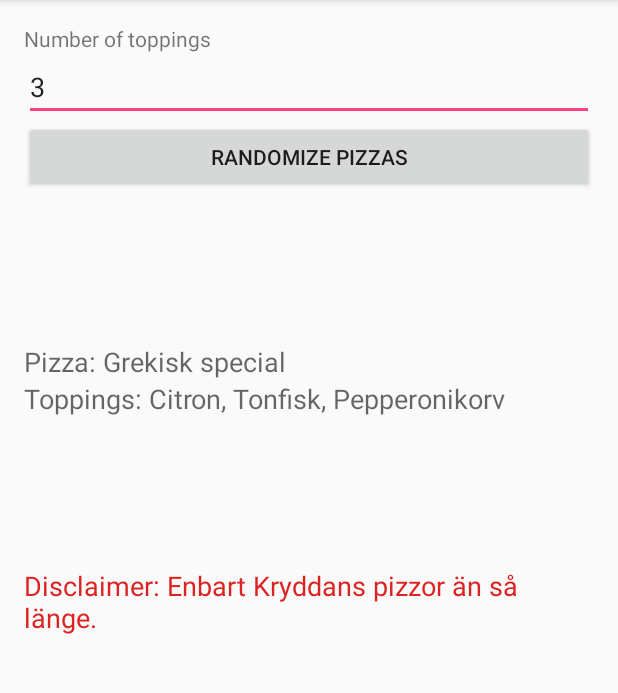
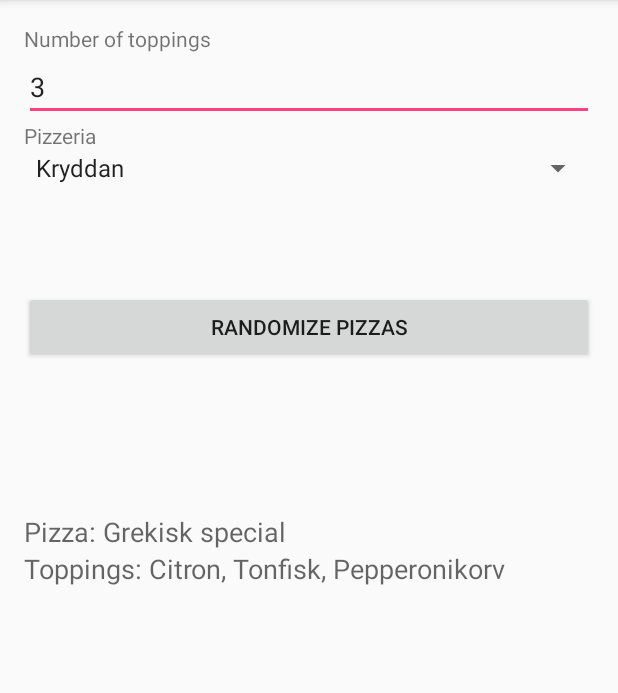
Before and after one commit to fbontin/PizzaRoulette, an Android app: the screen it shows after launch (MainActivity), after a tap on "RANDOMIZE PIZZAS", on a phone screen of 412 x 824 dp, the part 84-777 px from its top. Run offline under Robolectric (Android 15) with nearby library versions, the phone set to English and light mode, and no system bars.

Commit message:
Add multiple pizzerias functionality.

```diff
--- a/app/src/main/java/com/example/filip/pizzaroulette/MainActivity.java
+++ b/app/src/main/java/com/example/filip/pizzaroulette/MainActivity.java
@@ -5,6 +5,7 @@ import android.os.Bundle;
 import android.util.Log;
 import android.view.View;
 import android.widget.EditText;
+import android.widget.Spinner;
 import android.widget.TextView;
 import android.widget.Toast;
 
@@ -15,8 +16,26 @@ import java.util.Random;
 
 public class MainActivity extends AppCompatActivity {
 
-    private static final String KRYDDAN_PIZZAS = "Margherita, Vesuvio, Funghi, Pescatore, Calzone (inbakad), Hawaii, Capricciosa, Tomaso, Bolognese, Marinara, Milano, Pepparoni, Salami, Mamma mia, Africana, Indy, Princess, Barbone, Capris, Smålandsnation, Reale, Ciao Ciao (familjepizza), Kycklingpizza, Salami special, Fyra ostar, Calzone special (inbakad), Calzone kebab (inbakad), Azteka, La maffia, Quattro stagioni, Charlies special, Siciliana, Vegetariana, Cosa nostra, Kebabpizza, Bacon special, Acapulco, Legend, Mexicana, Dallas, Gorgonzola, Kebabpizza special, Husets special, Toronto special, Kryddans special, Grekisk special, Favoriten, Onlinepizza special, Lund special";
-    private static final String KRYDDAN_TOPPINGS = "Ananas, Bacon, Banan, Bearnaisesås, Bearnaisesås I burk, Cayennepeppar, Champinjoner (färska), Citron, Curry, Falafel, Feferoni, Fårost, Gorgonzolaost, Goudaost, Gurka, Hamburgerdressing, Hamburgerdressing I burk, Isbergssallad, Jalapeños, Jordnötter, Kapris, Kebabkött (nötkött), Kebabsås blandad, Kebabsås blandad I burk, Kebabsås mild, Kebabsås mild I burk, Kebabsås stark, Kebabsås stark I burk, Kronärtskocka, Kyckling, Köttfärs, Köttfärssås, Lök, Mozzarellaost, Musslor, Oliver, Ost, Oxfilé, Paprika (färsk), Pepperonikorv, Pommes frites, Räkor, Salami, Sardeller, Skinka, Sparris, Svartpeppar, Tacokryddmix, Tomater (färska), Tomatsås, Tonfisk, Tzatzikisås, Tzatzikisås I burk, Vitlök (färsk), Vitlökssås, Vitlökssås I burk, Ägg";
+    private static final String[] PIZZERIAS = {"Kryddan", "Gunnesbo"};
+
+    private static final String[] PIZZAS = {"Margherita, Vesuvio, Funghi, Pescatore, Calzone (inbakad), Hawaii, Capricciosa, Tomaso, Bolognese, Marinara, Milano, Pepparoni," +
+            " Salami, Mamma mia, Africana, Indy, Princess, Barbone, Capris, Smålandsnation, Reale, Ciao Ciao (familjepizza), Kycklingpizza, Salami special, Fyra ostar, Calzone special (inbakad), " +
+            "Calzone kebab (inbakad), Azteka, La maffia, Quattro stagioni, Charlies special, Siciliana, Vegetariana, Cosa nostra, Kebabpizza, Bacon special, Acapulco, Legend, Mexicana, Dallas, Gorgonzola, " +
+            "Kebabpizza special, Husets special, Toronto special, Kryddans special, Grekisk special, Favoriten, Onlinepizza special, Lund special",
+            "Margherita, Vesuvio, Fungi, Pescatore, Calzone (inbakad), Hawaii, Capricciosa, Tomaso, Cacciatore, Bolognese, Vegetale, Afrikano, Bombay, Napoli, Marinara, Rimini, Milano, Azteka, Greta, Gorgonzola," +
+                    " Kebab, Kyckling, Kung calzone (inbakad), Spinaci, Bon appétit, Mozart, Salami special, Quattro, Mexikana, Siciliana, Chicago, Kebab special, Gunnesbo special, Gunnesbo special 2, Gyrospizza, " +
+                    "Gyrospizza special, Mamma mia, Frotti, Prinsessan, Specialpizzor, Kanon, Viking, Lunda special, Eldorado, Zlatans special 1, Zlatans special 2"};
+
+    private static final String[] TOPPINGS = {"Ananas, Bacon, Banan, Bearnaisesås, Bearnaisesås I burk, Cayennepeppar, Champinjoner (färska), Citron, Curry, Falafel, Feferoni, Fårost, Gorgonzolaost, Goudaost, Gurka, " +
+            "Hamburgerdressing, Hamburgerdressing I burk, Isbergssallad, Jalapeños, Jordnötter, Kapris, Kebabkött (nötkött), Kebabsås blandad, Kebabsås blandad I burk, Kebabsås mild, Kebabsås mild I burk, Kebabsås stark, " +
+            "Kebabsås stark I burk, Kronärtskocka, Kyckling, Köttfärs, Köttfärssås, Lök, Mozzarellaost, Musslor, Oliver, Ost, Oxfilé, Paprika (färsk), Pepperonikorv, Pommes frites, Räkor, Salami, Sardeller, Skinka, " +
+                    "Sparris, Svartpeppar, Tacokryddmix, Tomater (färska), Tomatsås, Tonfisk, Tzatzikisås, Tzatzikisås I burk, Vitlök (färsk), Vitlökssås, Vitlökssås I burk, Ägg",
+                    "Ananas, Aubergine, Bacon, Banan, Bearnaisesås, Bearnaisesås I burk, Champinjoner (färska), Curry, Feferoni  , Fetaost, Gorgonzolaost, Gurka, Hamburgerdressing, Hamburgerdressing I burk, Isbergssallad, " +
+                            "Jalapeños, Jordnötter, Kapris, Kebabkött (fläskkarré), Kebabkött (nötkött), Kebabsås blandad, Kebabsås blandad I burk, Kebabsås mild, Kebabsås mild I burk, Kebabsås stark, Kebabsås stark I burk, " +
+                            "Kronärtskocka, Kyckling, Körsbärstomater, Köttfärs, Lök, Majs, Mozzarellaost, Musslor, Nachochips, Nötfärs, Oliver, Ost, Oxfilé, Paprika, Paprika (färsk), Parmaskinka, Parmesanost, Pesto, " +
+                            "Purjolök, Ruccolasallad, Räkor, Rödlök, Salami, Sardeller, Skinka, Skinka (lufttorkad), Spenat, Svartpeppar, Tacokryddmix, Tigerräkor, Tomater (färska), Tomater (soltorkade), Tomatsås, Tonfisk, " +
+                            "Vitlök (färsk), Vitlökssås, Vitlökssås I burk, Ägg"};
+
 
     private List pizzas;
     private List toppings;
@@ -27,24 +46,26 @@ public class MainActivity extends AppCompatActivity {
         super.onCreate(savedInstanceState);
         setContentView(R.layout.activity_main);
 
-        pizzas = parseText(KRYDDAN_PIZZAS);
-        toppings = parseText(KRYDDAN_TOPPINGS);
-
+        pizzas = parseText(PIZZAS[0]);
+        toppings = parseText(TOPPINGS[0]);
     }
 
 
     public void onClick(View view) {
         EditText editText = (EditText) findViewById(R.id.editText);
         String nbr = editText.getText().toString();
-        if(nbr.equals("")){
+        if (nbr.equals("")) {
             Toast.makeText(this, "Don't leave it empty you STUPID HORSECUNT!", Toast.LENGTH_LONG).show();
             return;
         }
         nbrOfToppings = Integer.parseInt(nbr);
-        if(nbrOfToppings > 5) {
+        if (nbrOfToppings > 5) {
             Toast.makeText(this, "Too much toppings, you will get fat.", Toast.LENGTH_LONG).show();
             return;
         }
+
+        getPizzasAndToppings(pizzas, toppings);
+
         String chosenPizza = randomize(pizzas, 1);
         String chosenToppings = randomize(toppings, nbrOfToppings);
 
@@ -52,26 +73,36 @@ public class MainActivity extends AppCompatActivity {
         pizzatv.setText("Pizza: " + chosenPizza);
         TextView toppingstv = (TextView) findViewById(R.id.toppingsTextView);
         toppingstv.setText("Toppings: " + chosenToppings);
+    }
 
+    private void getPizzasAndToppings(List pizzas, List toppings) {
+        Spinner spinner = (Spinner) findViewById(R.id.pizzerias);
+        String pizzeria = spinner.getSelectedItem().toString();
+
+        for (int i = 0; i < PIZZERIAS.length; i++) {
+            if(pizzeria.equals(PIZZERIAS[i])){
+                pizzas = parseText(PIZZAS[i]);
+                toppings = parseText(TOPPINGS[i]);
+            }
+        }
     }
 
     private List parseText(String text) {
-        //ArrayList<String> pizzas = (ArrayList) Arrays.asList(UNPARSED_PIZZAS.split("\\s*,\\s*"));
         List list = Arrays.asList(text.split(", "));
-        for(int i = 0; i < 5; i++){
-            Log.d("a",i + ": " + list.get(i));
+        for (int i = 0; i < 5; i++) {
+            Log.d("a", i + ": " + list.get(i));
         }
         return list;
     }
 
-    private String randomize(List list, int n){
+    private String randomize(List list, int n) {
         String result = "";
         Random random = new Random();
 
-        for(int i = 0; i < n; i++){
+        for (int i = 0; i < n; i++) {
             int index = random.nextInt(list.size());
             result += list.get(index);
-            if(i < n - 1){
+            if (i < n - 1) {
                 result += ", ";
             }
         }
--- a/app/src/main/res/layout/activity_main.xml
+++ b/app/src/main/res/layout/activity_main.xml
@@ -24,13 +24,27 @@
         android:layout_gravity="center_horizontal"
         android:text="3"/>
 
+    <TextView
+        android:layout_width="wrap_content"
+        android:layout_height="wrap_content"
+        android:textAppearance="?android:attr/textAppearanceSmall"
+        android:text="Pizzeria"
+        android:id="@+id/textView2" />
+
+    <Spinner
+        android:layout_width="match_parent"
+        android:layout_height="wrap_content"
+        android:id="@+id/pizzerias"
+        android:entries="@array/pizzerias"/>
+
     <Button
         android:layout_width="fill_parent"
         android:layout_height="wrap_content"
         android:text="Randomize Pizzas"
         android:id="@+id/button"
         android:layout_gravity="center_horizontal"
-        android:onClick="onClick"/>
+        android:onClick="onClick"
+        android:layout_marginTop="70dp"/>
 
     <TextView
         android:layout_width="wrap_content"
@@ -47,13 +61,5 @@
         android:text="Toppings: "
         android:id="@+id/toppingsTextView" />
 
-    <TextView
-        android:layout_width="wrap_content"
-        android:layout_height="wrap_content"
-        android:textAppearance="?android:attr/textAppearanceMedium"
-        android:text="Disclaimer: Enbart Kryddans pizzor än så länge."
-        android:id="@+id/kryddan"
-        android:layout_marginTop="100dp"
-        android:textColor="#FFDD2222"/>
 
 </LinearLayout>
--- /dev/null
+++ b/app/src/main/res/values/array.xml
@@ -0,0 +1,8 @@
+<?xml version="1.0" encoding="utf-8"?>
+<resources>
+
+    <string-array name="pizzerias">
+        <item>Kryddan</item>
+        <item>Gunnesbo</item>
+    </string-array>
+</resources>
```
